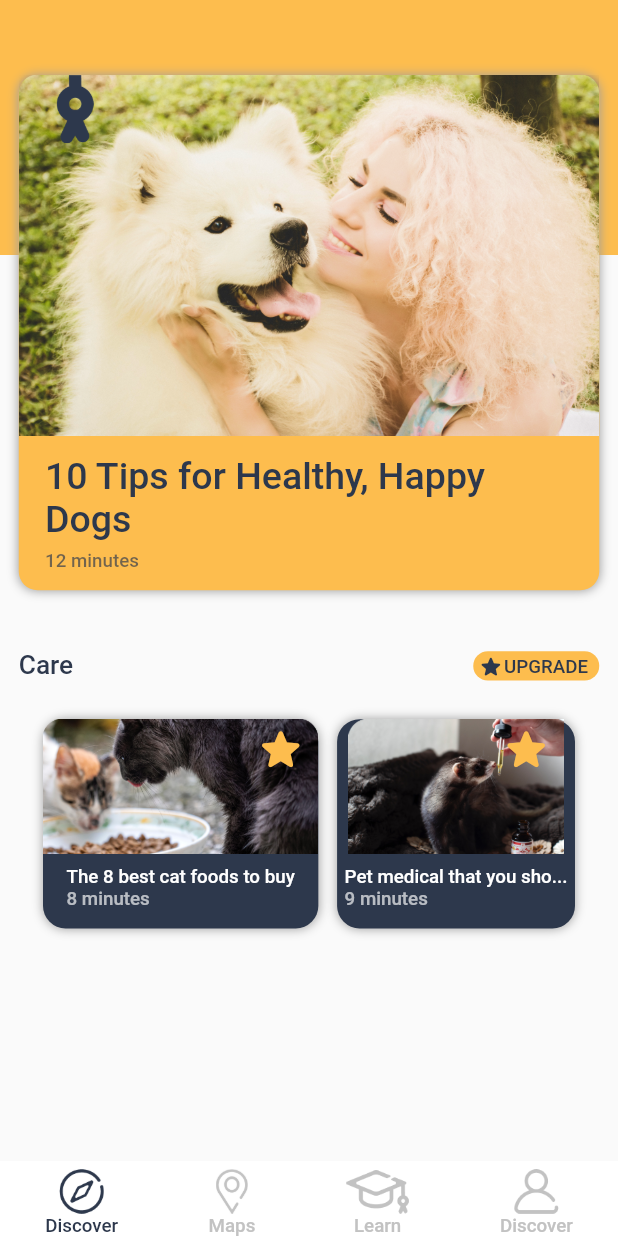
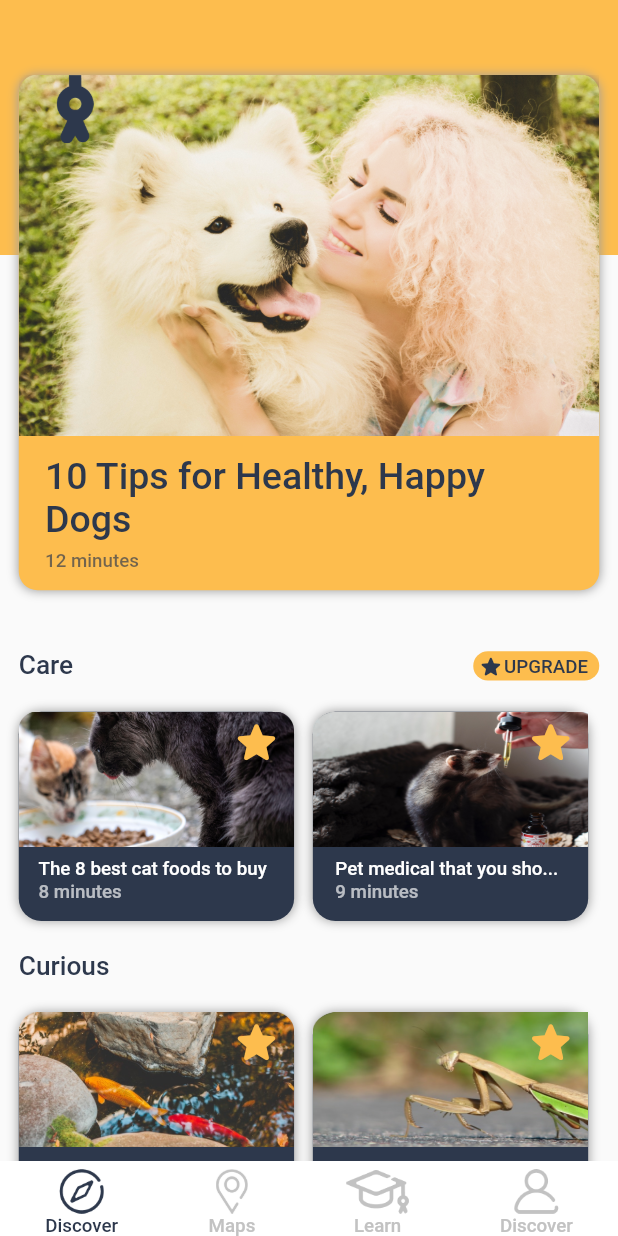
Before and after one commit to dnamme/mobile-dev-challenge, a Flutter app: the screen it shows after launch, on a phone screen of 412 x 824 dp. Run offline on Flutter 3.47's test engine with Material 2 defaults, Android fonts, the phone set to English and light mode, and no system bars; our stand-ins replace google_fonts; missing offline and left inert: dart:ffi.

Commit message:
Initial tiles 3 and 4

```diff
--- a/lib/main.dart
+++ b/lib/main.dart
@@ -27,13 +27,12 @@ class _HomeState extends State<Home> {
   @override
   Widget build(BuildContext buildContext) {
     return Scaffold(
-        // backgroundColor: Colors.white,
         body: new CustomPaint(
             painter: BackgroundPainter(),
             child: new SingleChildScrollView(
               padding: EdgeInsets.only(top: 50.0, bottom: 15.0),
-              // padding: EdgeInsets.fromLTRB(12.5, 50.0, 12.5, 10.0),
               child: new Column(
+                crossAxisAlignment: CrossAxisAlignment.start,
                 children: [
                   new Padding(
                       padding: EdgeInsets.only(left: 12.5, right: 12.5),
@@ -48,13 +47,12 @@ class _HomeState extends State<Home> {
                               ]),
                           child: new Column(children: [
                             new Stack(children: [
-                              new Image.asset(
-                                  'assets/img/Dog_and_Hooman.png'), // TODO: resize to fit
+                              new Image.asset('assets/img/Dog_and_Hooman.png'),
                               Positioned(
                                   left: 25.0,
                                   child: new Image.asset(
                                       'assets/icons/bookmark.png',
-                                      width: 25.0)), // TODO: find icon
+                                      width: 25.0)),
                             ]),
                             new Padding(
                                 padding:
@@ -80,7 +78,7 @@ class _HomeState extends State<Home> {
                                 ))
                           ]))),
                   new Padding(
-                      padding: EdgeInsets.fromLTRB(12.5, 40.0, 12.5, 25.0),
+                      padding: EdgeInsets.fromLTRB(12.5, 40.0, 12.5, 20.0),
                       child: new Row(
                           mainAxisAlignment: MainAxisAlignment.spaceBetween,
                           children: [
@@ -139,7 +137,7 @@ class _HomeState extends State<Home> {
                                     new Container(
                                         child: new Padding(
                                             padding: EdgeInsets.fromLTRB(
-                                                5.0, 7.0, 5.0, 12.5),
+                                                0.0, 7.0, 5.0, 12.5),
                                             child: new Column(
                                                 crossAxisAlignment:
                                                     CrossAxisAlignment.start,
@@ -177,7 +175,9 @@ class _HomeState extends State<Home> {
                                     new Stack(children: [
                                       new Image.asset(
                                           'assets/img/Rat_Drops.png',
-                                          height: 90.0),
+                                          width: 90.0 / 253 * 516,
+                                          height: 90.0,
+                                          fit: BoxFit.fill),
                                       Positioned(
                                           top: 3.0,
                                           right: 7.5,
@@ -188,7 +188,7 @@ class _HomeState extends State<Home> {
                                     new Container(
                                         child: new Padding(
                                             padding: EdgeInsets.fromLTRB(
-                                                5.0, 7.0, 5.0, 12.5),
+                                                0.0, 7.0, 5.0, 12.5),
                                             child: new Column(
                                                 crossAxisAlignment:
                                                     CrossAxisAlignment.start,
@@ -211,7 +211,119 @@ class _HomeState extends State<Home> {
                                                 ])))
                                   ],
                                 )),
-                          ])))
+                          ]))),
+                  new Padding(
+                      padding: EdgeInsets.fromLTRB(12.5, 20.0, 12.5, 20.0),
+                      child: new Text('Curious',
+                          style: GoogleFonts.roboto(
+                              color: Color(0xff2d384c),
+                              fontSize: 17.5,
+                              fontWeight: FontWeight.w500))),
+                  new Padding(
+                      padding: EdgeInsets.only(left: 12.5),
+                      child: new SingleChildScrollView(
+                          scrollDirection: Axis.horizontal,
+                          child: new Row(children: [
+                            new Container(
+                                decoration: BoxDecoration(
+                                    color: Color(0xff2d384c),
+                                    borderRadius:
+                                        BorderRadius.all(Radius.circular(15.0)),
+                                    boxShadow: [
+                                      new BoxShadow(
+                                          color: Colors.grey, blurRadius: 5.0)
+                                    ]),
+                                margin: EdgeInsets.only(right: 12.5),
+                                child: new Column(
+                                  children: [
+                                    new Stack(children: [
+                                      new Image.asset(
+                                          'assets/img/Koi_Desuu.png',
+                                          height: 90.0),
+                                      Positioned(
+                                          top: 3.0,
+                                          right: 7.5,
+                                          child: new Icon(Icons.star_rounded,
+                                              color: Color(0xfffdbd4e),
+                                              size: 35.0))
+                                    ]),
+                                    new Container(
+                                        child: new Padding(
+                                            padding: EdgeInsets.fromLTRB(
+                                                0.0, 7.0, 5.0, 12.5),
+                                            child: new Column(
+                                                crossAxisAlignment:
+                                                    CrossAxisAlignment.start,
+                                                children: [
+                                                  new Text(
+                                                      'Do you know fish likes to...',
+                                                      style: GoogleFonts.roboto(
+                                                          color:
+                                                              Color(0xffffffff),
+                                                          fontSize: 12.5,
+                                                          fontWeight:
+                                                              FontWeight.w500)),
+                                                  new Text('8 minutes',
+                                                      style: GoogleFonts.roboto(
+                                                          color:
+                                                              Color(0xaaffffff),
+                                                          fontSize: 12.5,
+                                                          fontWeight:
+                                                              FontWeight.w500))
+                                                ])))
+                                  ],
+                                )),
+                            new Container(
+                                decoration: BoxDecoration(
+                                    color: Color(0xff2d384c),
+                                    borderRadius:
+                                        BorderRadius.all(Radius.circular(15.0)),
+                                    boxShadow: [
+                                      new BoxShadow(
+                                          color: Colors.grey, blurRadius: 5.0)
+                                    ]),
+                                margin: EdgeInsets.only(right: 12.5),
+                                child: new Column(
+                                  children: [
+                                    new Stack(children: [
+                                      new Image.asset(
+                                          'assets/img/Judger_Mantis.png',
+                                          width: 90.0 / 253 * 516,
+                                          height: 90.0,
+                                          fit: BoxFit.fill),
+                                      Positioned(
+                                          top: 3.0,
+                                          right: 7.5,
+                                          child: new Icon(Icons.star_rounded,
+                                              color: Color(0xfffdbd4e),
+                                              size: 35.0))
+                                    ]),
+                                    new Container(
+                                        child: new Padding(
+                                            padding: EdgeInsets.fromLTRB(
+                                                0.0, 7.0, 5.0, 12.5),
+                                            child: new Column(
+                                                crossAxisAlignment:
+                                                    CrossAxisAlignment.start,
+                                                children: [
+                                                  new Text('...',
+                                                      style: GoogleFonts.roboto(
+                                                          color:
+                                                              Color(0xffffffff),
+                                                          fontSize: 12.5,
+                                                          fontWeight:
+                                                              FontWeight.w500)),
+                                                  new Text('9 minutes',
+                                                      style: GoogleFonts.roboto(
+                                                          color:
+                                                              Color(0xaaffffff),
+                                                          fontSize: 12.5,
+                                                          fontWeight:
+                                                              FontWeight.w500))
+                                                ])))
+                                  ],
+                                )),
+                          ]))),
                 ],
               ),
             )
@@ -271,39 +383,7 @@ class _HomeState extends State<Home> {
                   ],
                 )
               ],
-            ))
-        /*bottomNavigationBar: new BottomNavigationBar(
-            // TODO : work on sizing, convert to row
-            iconSize: 30.0,
-            showUnselectedLabels: true,
-            unselectedItemColor: Color(0xffc2c2c2),
-            unselectedLabelStyle: GoogleFonts.roboto(
-              fontSize: 12.5,
-              fontWeight: FontWeight.w500,
-            ),
-            selectedItemColor: Color(0xff2d384c),
-            selectedLabelStyle: GoogleFonts.roboto(
-              fontSize: 12.5,
-              fontWeight: FontWeight.w500,
-            ),
-            currentIndex: 0,
-            items: [
-              new BottomNavigationBarItem(
-                  icon:
-                      new Image.asset('assets/icons/discover.png', width: 30.0),
-                  label: 'Discover'),
-              new BottomNavigationBarItem(
-                  icon: new Image.asset('assets/icons/maps.png', width: 21.5),
-                  label: 'Maps'),
-              new BottomNavigationBarItem(
-                  icon: new Image.asset('assets/icons/learn.png', width: 42.5),
-                  label: 'Learn'),
-              new BottomNavigationBarItem(
-                  icon:
-                      new Image.asset('assets/icons/profile.png', width: 30.0),
-                  label: 'Profile'),
-            ])*/
-        );
+            )));
   }
 }
 
```
